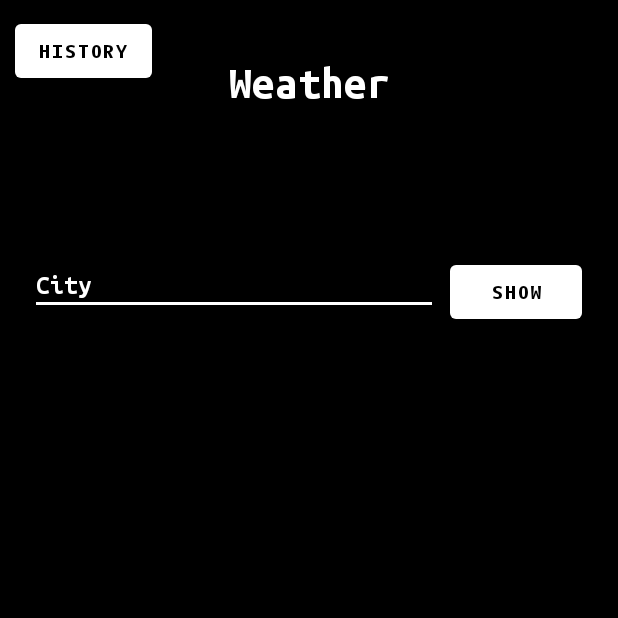
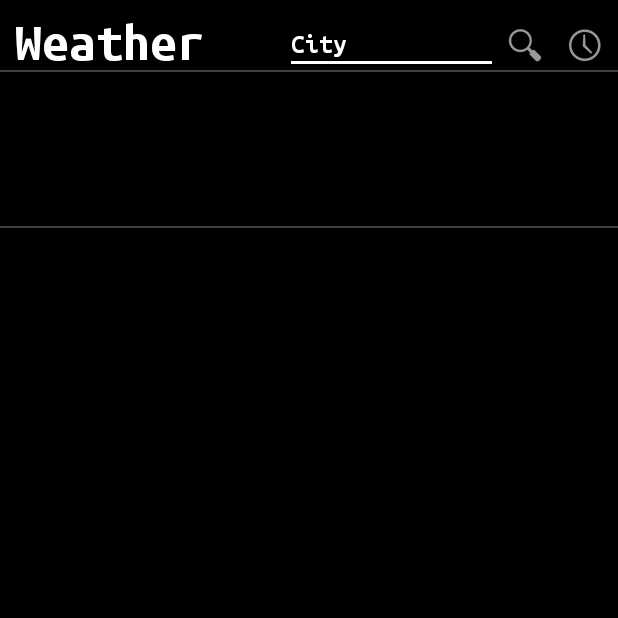
Before and after one commit to pavelKazhukov/Weather, an Android app: the screen it shows after launch (MainActivity), on a phone screen of 412 x 824 dp, the top half of it. Run offline under Robolectric (Android 15) with nearby library versions, the light colour scheme and no system bars.

Commit message:
1) Added geolocation for the starting city 2) Updated the design of the interface and buttons

```diff
--- a/app/src/main/AndroidManifest.xml
+++ b/app/src/main/AndroidManifest.xml
@@ -2,6 +2,9 @@
 <manifest xmlns:android="http://schemas.android.com/apk/res/android"
           package="com.example.weather">
 
+    <uses-permission android:name="android.permission.ACCESS_FINE_LOCATION"/>
+    <uses-permission android:name="android.permission.ACCESS_COARSE_LOCATION"/>
+    <uses-permission android:name="android.permission.READ_PHONE_STATE"/>
     <uses-permission android:name="android.permission.INTERNET"/>
 
     <application
--- /dev/null
+++ b/app/src/main/java/com/example/weather/MyLocationListener.java
@@ -0,0 +1,46 @@
+package com.example.weather;
+
+import android.Manifest;
+import android.app.Activity;
+import android.content.Context;
+import android.content.pm.PackageManager;
+import android.location.Location;
+import android.location.LocationListener;
+import android.location.LocationManager;
+import android.os.Bundle;
+
+public class MyLocationListener implements LocationListener {
+    private static final int PERMISSION_REQUEST_CODE = 0;
+    static Location imHere; // здесь будет всегда доступна самая последняя информация о местоположении пользователя.
+
+    public static void SetUpLocationListener(Context context) // это нужно запустить в самом начале работы программы
+    {
+        LocationManager locationManager = (LocationManager) context.getSystemService(Context.LOCATION_SERVICE);
+        LocationListener locationListener = new MyLocationListener();
+
+        try {
+            locationManager.requestLocationUpdates(LocationManager.GPS_PROVIDER, 5000, 10, locationListener);
+            locationManager.requestLocationUpdates(LocationManager.NETWORK_PROVIDER, 5000, 10, locationListener);
+            if (locationManager.getLastKnownLocation(LocationManager.GPS_PROVIDER) != null) {
+                imHere = locationManager.getLastKnownLocation(LocationManager.GPS_PROVIDER);
+            } else imHere = locationManager.getLastKnownLocation(LocationManager.NETWORK_PROVIDER);
+        } catch (SecurityException ex) {
+            ex.printStackTrace();
+        }
+    }
+
+    private static void checkEnabled() {
+
+    }
+
+    @Override
+    public void onLocationChanged(Location loc) {
+        imHere = loc;
+    }
+    @Override
+    public void onProviderDisabled(String provider) {}
+    @Override
+    public void onProviderEnabled(String provider) {}
+    @Override
+    public void onStatusChanged(String provider, int status, Bundle extras) {}
+}
--- a/app/src/main/res/layout/activity_main.xml
+++ b/app/src/main/res/layout/activity_main.xml
@@ -8,25 +8,46 @@
         android:background="@color/black"
         tools:context=".MainActivity">
 
+    <View
+            android:layout_below="@id/logo"
+            android:layout_width="match_parent"
+            android:background="#40FFFFFF"
+            android:layout_height="1sp"/>
+
+    <View
+            android:layout_below="@id/temperature"
+            android:layout_marginTop="10sp"
+            android:layout_width="match_parent"
+            android:background="#40FFFFFF"
+            android:layout_height="1sp"/>
     <TextView
             android:text="@string/logo"
             android:textColor="@color/white"
-            android:textSize="30sp"
-            android:textAlignment="center"
+            android:textSize="35sp"
             android:fontFamily="@font/ubuntu_mono_bold"
-            android:layout_marginTop="40sp"
+            android:layout_marginTop="10sp"
+            android:layout_marginStart="10sp"
+            android:layout_width="wrap_content"
+            android:layout_height="wrap_content"
+            android:id="@+id/logo"/>
+    <TextView
+            android:id="@+id/temperature"
             android:layout_width="match_parent"
             android:layout_height="wrap_content"
-            android:id="@+id/logo"/>
-
+            android:layout_below="@id/history_button"
+            android:layout_marginTop="50sp"
+            android:layout_marginStart="10sp"
+            android:textColor="@color/white"
+            android:textSize="40sp"
+            android:fontFamily="@font/ubuntu_mono_bold"
+    />
     <EditText
             android:id="@+id/user_field"
             android:layout_width="match_parent"
             android:layout_height="wrap_content"
-            android:layout_below="@+id/logo"
-            android:layout_marginTop="100sp"
-            android:layout_marginEnd="120sp"
-            android:layout_marginStart="20sp"
+            android:layout_marginTop="10sp"
+            android:layout_marginStart="190sp"
+            android:layout_marginEnd="80sp"
             android:ems="10"
             android:backgroundTint="@color/white"
             android:inputType="textPersonName"
@@ -36,38 +57,32 @@
             android:textColorHint="@color/textColorHint"
             android:textColorLink="@color/white"
             android:textColorHighlight="@color/white"/>
-
-    <Button
-            android:layout_below="@+id/logo"
-            android:layout_marginTop="100sp"
-            android:layout_marginStart="300sp"
-            android:layout_marginEnd="20sp"
+    <ImageButton
+            android:layout_marginStart="330sp"
+            android:layout_marginTop="10sp"
             android:id="@+id/main_button"
-            android:layout_width="wrap_content"
-            android:layout_height="wrap_content"
-            android:fontFamily="@font/ubuntu_mono_bold"
-            app:backgroundTint="@color/white"
-            android:text="@string/main_button"
-            android:textColor="@color/black"/>
+            android:layout_width="40sp"
+            android:layout_height="40sp"
+            app:backgroundTint="@color/black"
+            android:src="@android:drawable/ic_menu_search"/>
     <TextView
             android:id="@+id/result"
             android:textColor="@color/white"
             android:textSize="15sp"
             android:textAlignment="viewStart"
             android:fontFamily="@font/ubuntu_mono_bold"
-            android:layout_marginTop="45sp"
+            android:layout_marginTop="10sp"
             android:layout_width="match_parent"
             android:layout_height="wrap_content"
-            android:layout_below="@+id/main_button"/>
+            android:layout_below="@+id/main_button"
+            android:layout_alignStart="@+id/user_field"/>
+    <ImageButton
+            android:layout_width="40sp"
+            android:layout_height="40sp"
+            android:layout_marginStart="370sp"
+            android:layout_marginTop="10sp"
+            android:id="@+id/history_button"
+            app:backgroundTint="@color/black"
+            android:src="@android:drawable/ic_menu_recent_history"/>
 
-    <Button
-            android:text="@string/history"
-            android:layout_width="wrap_content"
-            android:layout_height="wrap_content"
-            android:layout_marginTop="10sp"
-            android:layout_marginStart="10sp"
-            android:id="@+id/history_button"
-            android:fontFamily="@font/ubuntu_mono_bold"
-            app:backgroundTint="@color/white"
-            android:textColor="@color/black"/>
 </RelativeLayout>
--- a/app/src/main/res/values/strings.xml
+++ b/app/src/main/res/values/strings.xml
@@ -7,5 +7,4 @@
     <string name="no_user_input">Input city</string>
     <string name="city_not_found">City not found</string>
     <string name="clear">Clear</string>
-
 </resources>
```
Also changed, not shown: app/src/main/java/com/example/weather/LocationInterpreter.java (added, +27 -0 lines), app/src/main/java/com/example/weather/MainActivity.java (+129 -24 lines).
